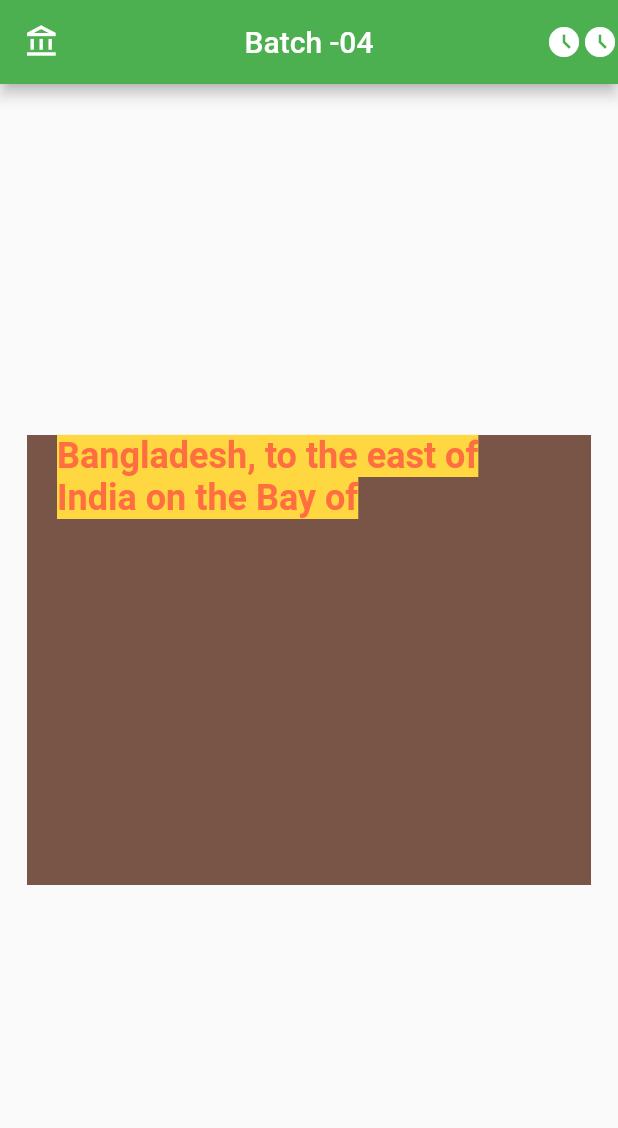
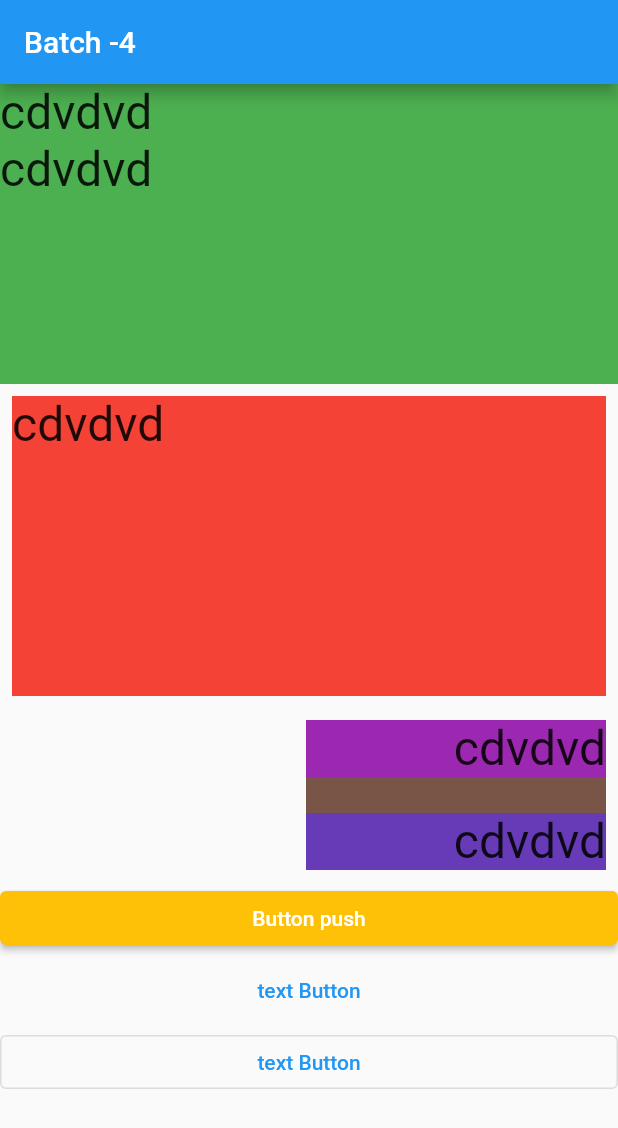
Before and after one commit to jihanislam007/ict_flutter_development_batch4, a Flutter app: the screen it shows after launch, on a phone screen of 412 x 824 dp. Shown: the top 1128 px of the screen. Run offline on Flutter 3.47's test engine with Material 2 defaults, Android fonts, the phone set to English and light mode, and no system bars.

Commit message:
class -7

```diff
--- a/lib/main.dart
+++ b/lib/main.dart
@@ -1,65 +1,101 @@
 import 'package:flutter/material.dart';
 
 void main() {
-  runApp(jomshedAli());
+  runApp(Shihab());
 }
-class jomshedAli extends StatelessWidget {
+
+class Shihab extends StatelessWidget {
   @override
   Widget build(BuildContext context) {
     return MaterialApp(
-      debugShowCheckedModeBanner: true,
-      home: Scaffold(
+      home:Firstpage()
+      //Secondpage()
+    );
+  }
+}
+
+class Firstpage extends StatelessWidget {
+  const Firstpage({Key? key}) : super(key: key);
+
+  @override
+  Widget build(BuildContext context) {
+    return
+      Scaffold(
       appBar: AppBar(
-            backgroundColor: Colors.green,
-            actions: [
-              Icon(Icons.access_time_filled),
-              Icon(Icons.access_time_filled)
-            ],
-            leading: Icon(Icons.account_balance_outlined),
-            centerTitle: true,
-            title: Text('Batch -04'),
+        title: Text("Batch -4"),
       ),
       body: SafeArea(
-            child: Center(
+          child: ListView(
+            children: [
+              Container(
+                  height: 200,
+                  color: Colors.green,
+                  child: ListView(
+                    children: [
+                      Text("cdvdvd",style: TextStyle(fontSize: 32),),
+                      Text("cdvdvd",style: TextStyle(fontSize: 32))
+                    ],
+                  )),
+              Padding(
+                padding: const EdgeInsets.all(8.0),
+                child: Container(height: 200,
+                    color: Colors.red,child: Text("cdvdvd",style: TextStyle(fontSize: 32))),
+              ),
+              Align(
+                alignment: Alignment.bottomRight,
                 child: Padding(
-                padding: const EdgeInsets.all(18.0),
+                  padding: const EdgeInsets.all(8.0),
                   child: Container(
-                  height: 300,
-                  width: double.infinity,
+                      height: 100,
+                      width: 200,
+                      color: Colors.amber,
+                      child: ListView(
+                        children: [
+                          Container(
+                            color: Colors.purple,
+                            child: Text("cdvdvd",textAlign: TextAlign.right,style: TextStyle(fontSize: 32)),
+                          ),
+                          Container(
+                            height: 24,
                             color: Colors.brown,
-                  child: Padding(
-                    padding: const EdgeInsets.only(left: 20,right: 30),
-                    child: Text(
-                      "Bangladesh, to the east of India on the Bay of ",
-                      style: TextStyle(
-                          fontSize: 24,
-                          color: Colors.deepOrangeAccent,
-                          backgroundColor: Colors.amberAccent,
-                          fontWeight: FontWeight.bold),
+                            child: Text(""),
+                          ),
+                          Container(
+                            color: Colors.deepPurple,
+                            child: Text("cdvdvd",textAlign: TextAlign.right,style: TextStyle(fontSize: 32)),
+                          ),
+                        ],
+                      )),
                 ),
               ),
+
+              ElevatedButton(
+                  style: ButtonStyle(
+                    backgroundColor: MaterialStateProperty.all<Color>(Colors.amber),
                   ),
-              ),
-            )
+                  onPressed: (){
 
-           /* Text(
-              "Bangladesh, to the east of India on the Bay of "
-                  "Bengal, is a South Asian country marked by "
-                  "lush greenery and many waterways. Its "
-                  "Padma (Ganges), Meghna and Jamuna rivers "
-                  "create fertile plains, and travel by boat "
-                  "is common. On the southern coast, the "
-                  "Sundarbans, an enormous mangrove forest "
-                  "shared with Eastern India, is home to the "
-                  "royal Bengal tiger.",
-              style: TextStyle(
-                  fontSize: 24,
-                  color: Colors.deepOrangeAccent,
-                  backgroundColor: Colors.amberAccent,
-                  fontWeight: FontWeight.bold),
-            ),*/
+                    Navigator.push(context, MaterialPageRoute(builder: (context)=> Secondpage()));
+
+                  }, child: Text("Button push",
+                )),
+              TextButton(onPressed: (){}, child: Text("text Button")),
+              OutlinedButton(onPressed: (){}, child: Text("text Button"))
+
+            ],
           )
       ),
     );
   }
 }
+
+
+class Secondpage extends StatelessWidget {
+
+  @override
+  Widget build(BuildContext context) {
+    return Scaffold(
+      body: Center(child: Text("Second Page", style: TextStyle(fontSize: 32),)),
+    );
+  }
+}
```
Lines whose indentation alone changed are shown as unchanged.
